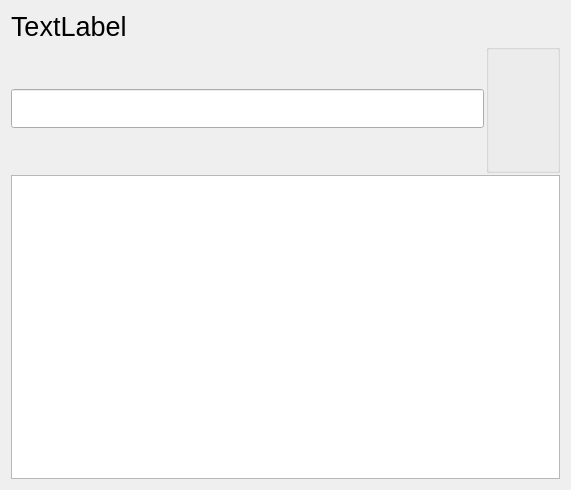
The window that src/toolbardialog.ui (yunusemrecinar/QT5-cihaz-kimlik-teknik-servis) describes before a commit, drawn with Qt 5.
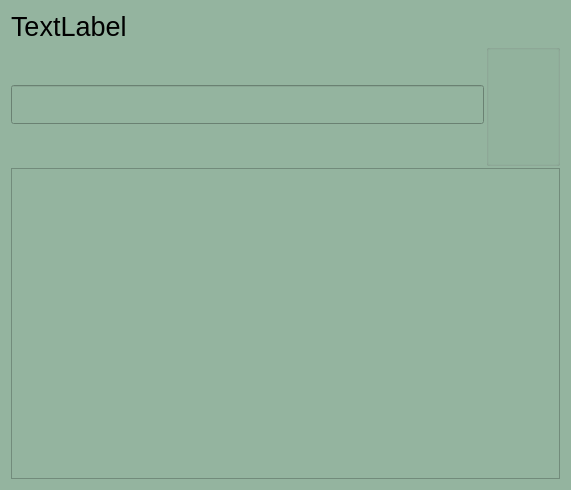
The same window after the commit. Icons and pictures are not drawn.

What changed in the file:
```diff
--- a/src/toolbardialog.ui
+++ b/src/toolbardialog.ui
@@ -13,6 +13,11 @@
   <property name="windowTitle">
    <string>Dialog</string>
   </property>
+  <property name="styleSheet">
+   <string notr="true">QWidget {
+  background-color: #94B49F ;
+}</string>
+  </property>
   <layout class="QVBoxLayout" name="verticalLayout_3">
    <item>
     <layout class="QVBoxLayout" name="verticalLayout">
@@ -46,11 +51,20 @@
         </widget>
        </item>
        <item>
-        <widget class="QGroupBox" name="">
+        <widget class="QGroupBox" name="groupBox">
+         <property name="layoutDirection">
+          <enum>Qt::LeftToRight</enum>
+         </property>
+         <property name="alignment">
+          <set>Qt::AlignBottom|Qt::AlignHCenter</set>
+         </property>
          <layout class="QVBoxLayout" name="verticalLayout_2">
           <property name="spacing">
            <number>2</number>
           </property>
+          <property name="bottomMargin">
+           <number>2</number>
+          </property>
           <item>
            <widget class="QPushButton" name="pushButtonEkle">
             <property name="sizePolicy">
```
